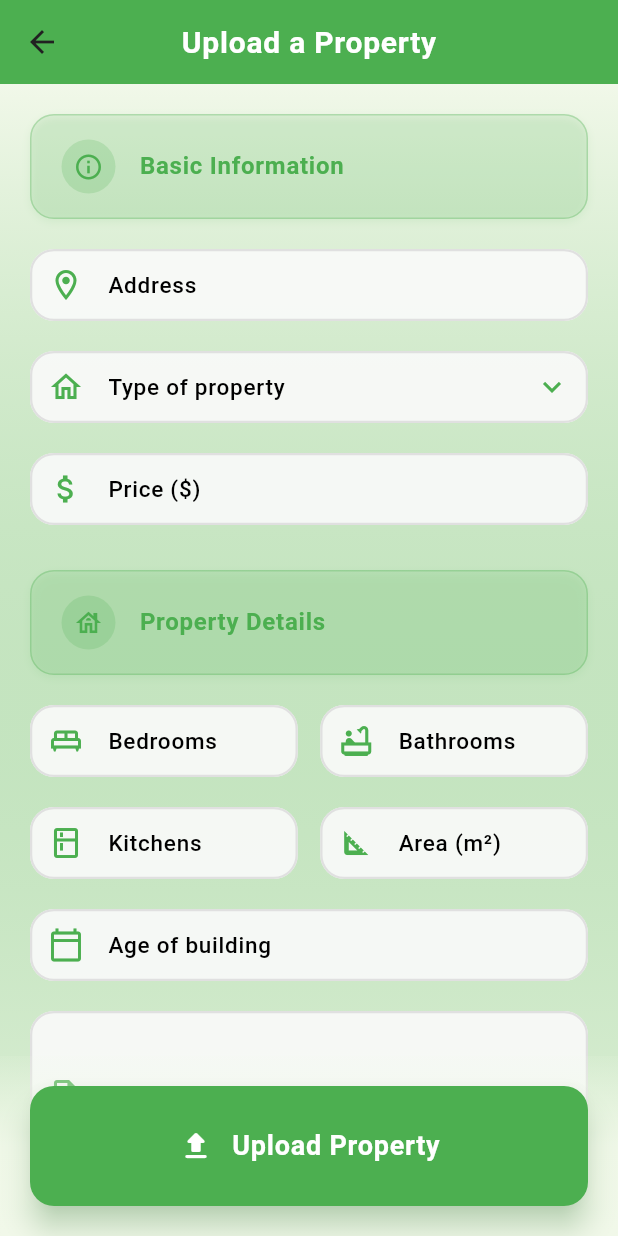
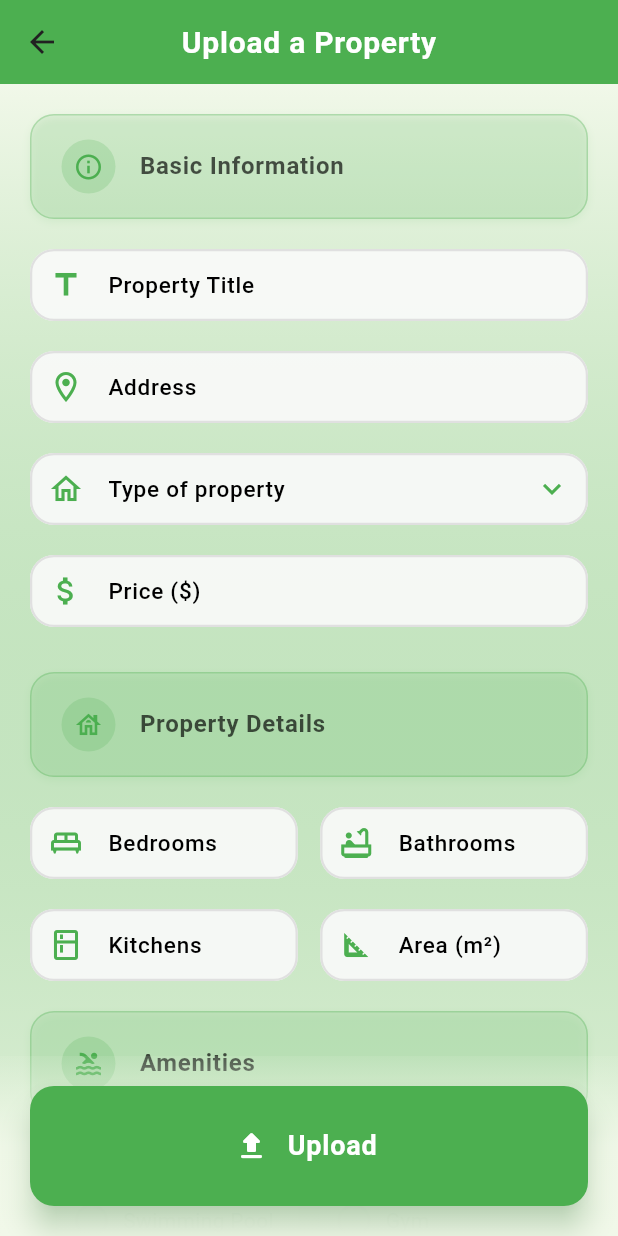
Before and after one commit to Ali-Hadi-Ismail/darlink, a Flutter app: the PropertyUploadScreen screen opened directly, on a phone screen of 412 x 824 dp. Run offline on Flutter 3.47's test engine with Material 3 defaults, Android fonts, the phone set to English and light mode, and no system bars; our stand-ins replace fixnum, flutter_bloc, font_awesome_flutter, google_maps_flutter, image_picker, lottie and 2 more; missing offline and left inert: dart:ffi, email_otp, mongo_dart, panorama_viewer; accounts and stored records are empty.

Commit message:
upload proerty new

```diff
--- a/lib/main.dart
+++ b/lib/main.dart
@@ -42,6 +42,7 @@ class DarLinkApp extends StatelessWidget {
             theme: AppThemeData.lightTheme,
             darkTheme: AppThemeData.darkTheme,
             themeMode: ThemeMode.light,
+            //  home: PropertyUploadScreen(),
             home: SplashScreen(isLoggedIn: isLoggedIn),
           );
         },
--- a/lib/modules/transaction_screen.dart
+++ b/lib/modules/transaction_screen.dart
@@ -24,7 +24,7 @@ class TransactionDetailsPage extends StatelessWidget {
   final String property = "Salim Street, 150 sqft, 2 Bed, 2 Bath";
   final double amount = 15000.00;
 
-  const TransactionDetailsPage({super.key});
+  TransactionDetailsPage({super.key});
 
   @override
   Widget build(BuildContext context) {
--- a/lib/modules/upload/property_upload.dart
+++ b/lib/modules/upload/property_upload.dart
@@ -24,12 +24,12 @@ class _PropertyUploadScreenState extends State<PropertyUploadScreen> {
   final _formKey = GlobalKey<FormState>();
 
   // Text controllers
-  final TextEditingController ageController = TextEditingController();
+  final TextEditingController titleController = TextEditingController();
   final TextEditingController areaController = TextEditingController();
   final TextEditingController bedroomsController = TextEditingController();
   final TextEditingController bathroomsController = TextEditingController();
   final TextEditingController kitchensController = TextEditingController();
-  final TextEditingController descriptionController = TextEditingController();
+
   final TextEditingController priceController = TextEditingController();
   final TextEditingController addressController = TextEditingController();
 
@@ -241,6 +241,15 @@ class _PropertyUploadScreenState extends State<PropertyUploadScreen> {
                         'Basic Information', colorScheme, textTheme),
                     const SizedBox(height: 20),
                     buildTextField(
+                      "Property Title",
+                      titleController,
+                      validator: (value) => value == null || value.isEmpty
+                          ? "Title is required"
+                          : null,
+                      prefixIcon: Icons.title_outlined,
+                    ),
+                    const SizedBox(height: 20),
+                    buildTextField(
                       "Address",
                       addressController,
                       validator: (value) => value == null || value.isEmpty
@@ -339,29 +348,6 @@ class _PropertyUploadScreenState extends State<PropertyUploadScreen> {
                       ],
                     ),
                     const SizedBox(height: 20),
-                    buildTextField(
-                      "Age of building",
-                      ageController,
-                      isNumber: true,
-                      validator: (value) => value == null || value.isEmpty
-                          ? "Building age is required"
-                          : (int.tryParse(value) == null)
-                              ? "Enter a valid age"
-                              : null,
-                      prefixIcon: Icons.calendar_today_outlined,
-                    ),
-                    const SizedBox(height: 20),
-                    buildTextField(
-                      "Description",
-                      descriptionController,
-                      maxLines: 3,
-                      validator: (value) =>
-                          value == null || value.isEmpty || value.length < 20
-                              ? "Description must be at least 20 characters"
-                              : null,
-                      prefixIcon: Icons.description_outlined,
-                    ),
-                    const SizedBox(height: 30),
                     _buildSectionHeader('Amenities', colorScheme, textTheme),
                     if (_hasAmenityError)
                       Padding(
@@ -478,7 +464,7 @@ class _PropertyUploadScreenState extends State<PropertyUploadScreen> {
             title,
             style: textTheme.titleMedium?.copyWith(
               fontWeight: FontWeight.bold,
-              color: colorScheme.primary,
+              color: Colors.black.withOpacity(0.67),
               letterSpacing: 0.5,
             ),
           ),
@@ -1209,10 +1195,14 @@ class _PropertyUploadScreenState extends State<PropertyUploadScreen> {
       child: Row(
         mainAxisAlignment: MainAxisAlignment.center,
         children: [
-          Icon(Icons.upload_rounded, size: 24),
+          Icon(
+            Icons.upload_rounded,
+            size: 24,
+            color: Colors.white,
+          ),
           SizedBox(width: 12),
           Text(
-            'Upload Property',
+            'Upload ',
             style: TextStyle(
               fontSize: 18,
               fontWeight: FontWeight.bold,
```
Also changed, not shown: 1 other file.
